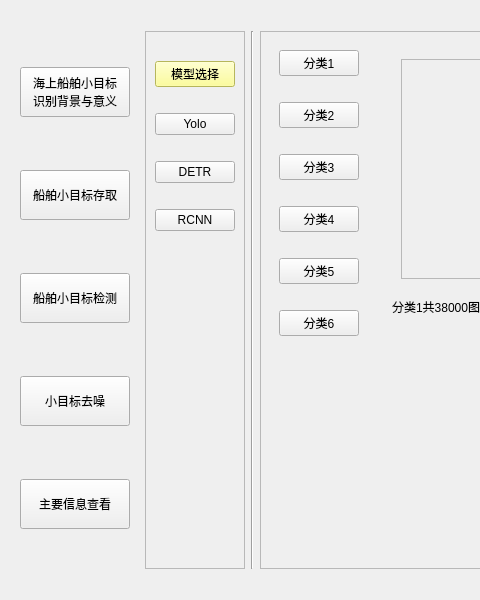
This is Form.ui in Minevitably/Boat as Qt 5 draws it before an edit; both pictures show x 0 to 480 and y 0 to 600 of the 800 by 600 pixel window. The edited form follows.
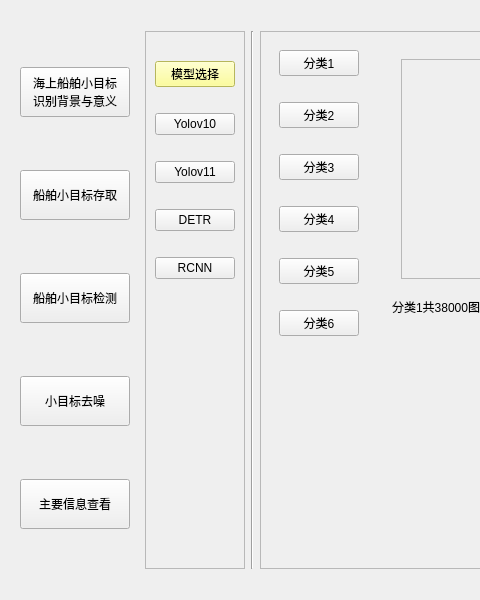
This is the edited form. The open tabs and pages were chosen to show the change. Icons and pictures are not drawn.

```diff
--- a/Form.ui
+++ b/Form.ui
@@ -646,7 +646,45 @@
                 <enum>Qt::LeftToRight</enum>
                </property>
                <property name="text">
-                <string>Yolo</string>
+                <string>Yolov10</string>
+               </property>
+               <property name="autoRepeat">
+                <bool>false</bool>
+               </property>
+               <property name="autoExclusive">
+                <bool>false</bool>
+               </property>
+               <property name="autoRepeatDelay">
+                <number>300</number>
+               </property>
+              </widget>
+             </item>
+             <item>
+              <spacer name="horizontalSpacer_33">
+               <property name="orientation">
+                <enum>Qt::Horizontal</enum>
+               </property>
+               <property name="sizeHint" stdset="0">
+                <size>
+                 <width>40</width>
+                 <height>20</height>
+                </size>
+               </property>
+              </spacer>
+             </item>
+             <item>
+              <widget class="QPushButton" name="Yolov11ModelBtn">
+               <property name="sizePolicy">
+                <sizepolicy hsizetype="Minimum" vsizetype="Fixed">
+                 <horstretch>0</horstretch>
+                 <verstretch>0</verstretch>
+                </sizepolicy>
+               </property>
+               <property name="layoutDirection">
+                <enum>Qt::LeftToRight</enum>
+               </property>
+               <property name="text">
+                <string>Yolov11</string>
                </property>
                <property name="autoRepeat">
                 <bool>false</bool>
```
Left out of the diff: 8 changed lines with no effect on the pictures.
